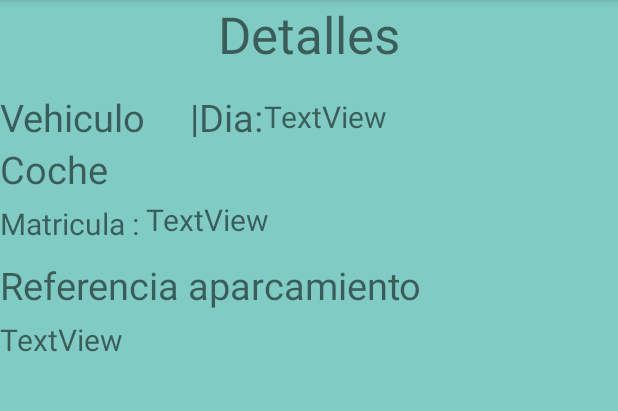
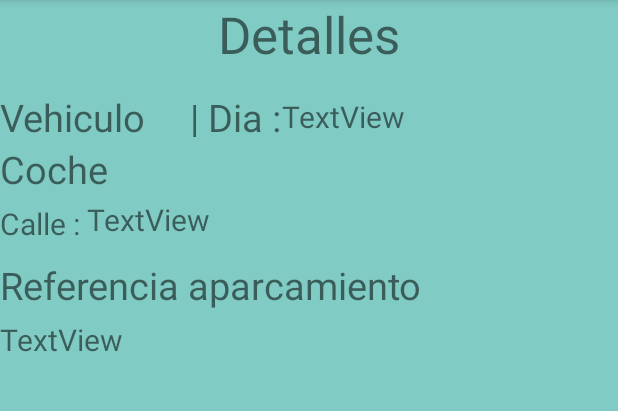
Before and after one commit to Jacobman55/Ubicar, an Android app: the UbiDetailActivity screen opened directly, with no data from a screen before it, on a phone screen of 412 x 824 dp, the part 84-495 px from its top. Run offline under Robolectric (Android 15) with nearby library versions, the phone set to English and light mode, and no system bars; network calls fail; 4 statements that could not run were skipped.

Commit message:
1.2 Arreglos
Cambios genericos  de ultima hora

```diff
--- a/app/src/main/java/com/example/ubi_car/UbiDto.java
+++ b/app/src/main/java/com/example/ubi_car/UbiDto.java
@@ -26,6 +26,4 @@ public class UbiDto {
 
     public String getDia(){return dia;}
 
-    public String getid(){return id;}
-
 }
--- a/app/src/main/res/layout/activity_add_ubi.xml
+++ b/app/src/main/res/layout/activity_add_ubi.xml
@@ -40,7 +40,7 @@
                 android:layout_width="match_parent"
                 android:layout_height="wrap_content"
                 android:ems="10"
-                android:hint="Matrícula"
+                android:hint="Calle"
                 android:inputType="textPersonName"
                 android:textSize="24sp" />
 
--- a/app/src/main/res/layout/activity_ubi_detail.xml
+++ b/app/src/main/res/layout/activity_ubi_detail.xml
@@ -36,9 +36,8 @@
                     android:id="@+id/TextCoche"
                     android:layout_width="wrap_content"
                     android:layout_height="wrap_content"
-                    android:text="Vehiculo     |Dia:"
-                    android:textSize="25dp"
-                    />
+                    android:text="Vehiculo     | Dia :"
+                    android:textSize="25dp" />
 
                 <TextView
                     android:id="@+id/Datadia"
@@ -68,10 +67,9 @@
                     android:id="@+id/TextMatricula"
                     android:layout_width="wrap_content"
                     android:layout_height="wrap_content"
-                    android:text="Matricula : "
-                    android:textSize="20dp"
                     android:layout_marginTop="5dp"
-                    />
+                    android:text="Calle : "
+                    android:textSize="20dp" />
 
                 <TextView
                     android:id="@+id/DataMatricula"
```
